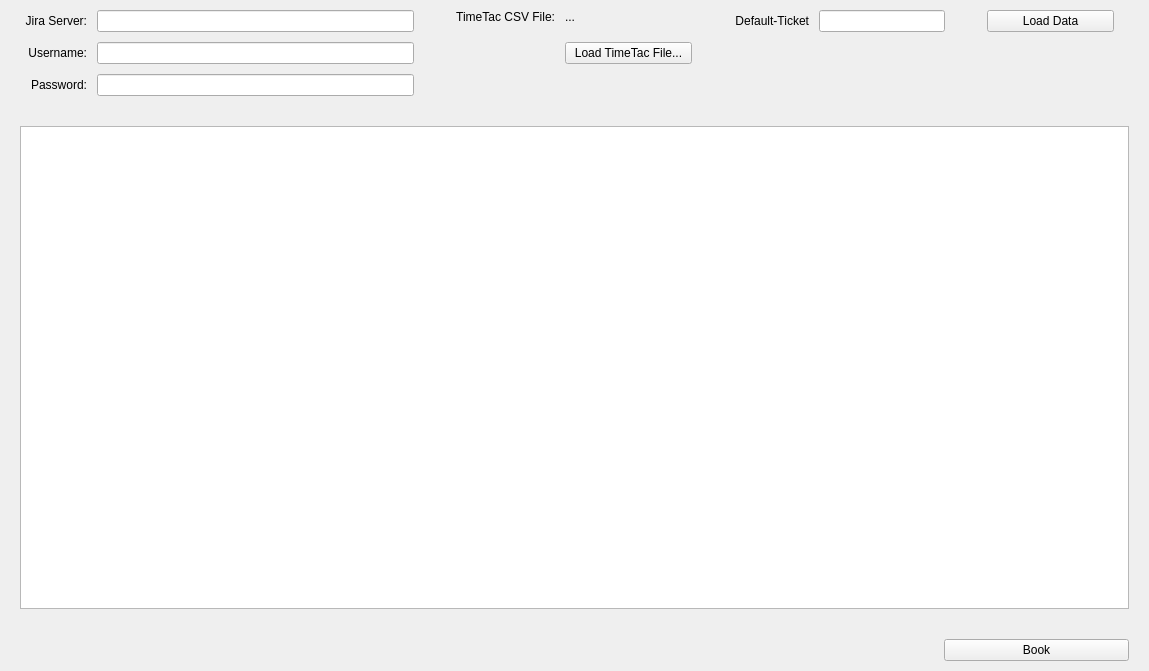
Old version of the form TimeTac2Jira.ui in the repository rhintersteininger/TimeTac2Jira.
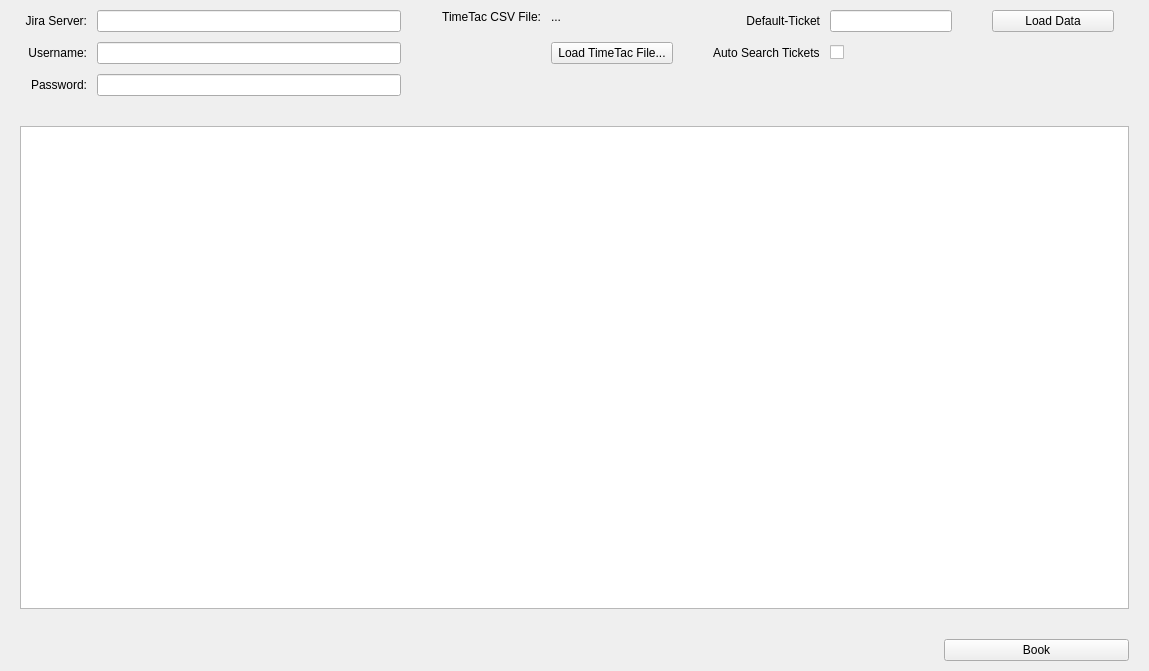
New version of the form.

Commit message: Automatically search for Tickets

Diff of the .ui file:
```diff
--- a/TimeTac2Jira.ui
+++ b/TimeTac2Jira.ui
@@ -200,6 +200,20 @@
               </property>
              </widget>
             </item>
+            <item row="3" column="6">
+             <widget class="QLabel" name="lblAutoSearchTickets">
+              <property name="text">
+               <string>Auto Search Tickets</string>
+              </property>
+             </widget>
+            </item>
+            <item row="3" column="7">
+             <widget class="QCheckBox" name="checkAutoSearchTickets">
+              <property name="text">
+               <string/>
+              </property>
+             </widget>
+            </item>
            </layout>
           </item>
          </layout>
```
The commit also changes 9 other files.
